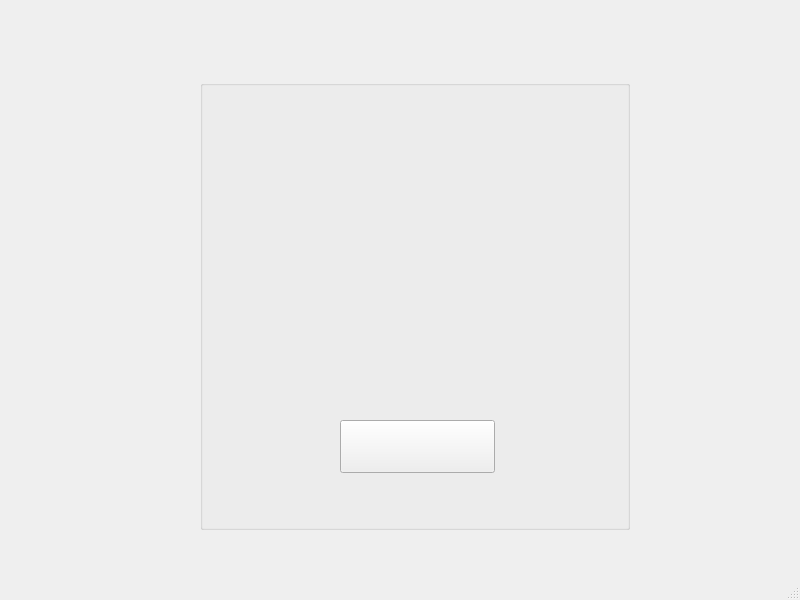
First picture: the form in telegram server/telegram/page1_start.ui, repository dzhevad/telegram_project, before the edit.
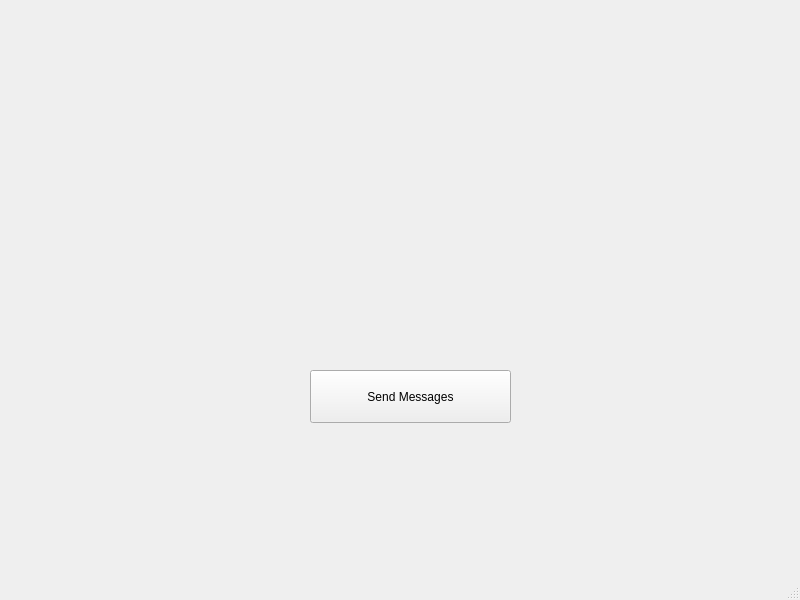
Second picture: the form after the edit. Icons and pictures are not drawn.

Patch:
```diff
--- a/telegram server/telegram/page1_start.ui
+++ b/telegram server/telegram/page1_start.ui
@@ -23,86 +23,21 @@
    <string notr="true">background-image: url(:/images/page1_back.jpg);</string>
   </property>
   <widget class="QWidget" name="centralwidget">
-   <widget class="QGroupBox" name="groupBox">
+   <widget class="QPushButton" name="next_pushButton">
     <property name="geometry">
      <rect>
-      <x>200</x>
-      <y>80</y>
-      <width>430</width>
-      <height>450</height>
+      <x>310</x>
+      <y>370</y>
+      <width>201</width>
+      <height>53</height>
      </rect>
     </property>
     <property name="cursor">
      <cursorShape>PointingHandCursor</cursorShape>
     </property>
-    <property name="title">
-     <string/>
+    <property name="text">
+     <string>Send Messages</string>
     </property>
-    <widget class="QPushButton" name="next_pushButton">
-     <property name="geometry">
-      <rect>
-       <x>140</x>
-       <y>340</y>
-       <width>155</width>
-       <height>53</height>
-      </rect>
-     </property>
-     <property name="baseSize">
-      <size>
-       <width>0</width>
-       <height>0</height>
-      </size>
-     </property>
-     <property name="text">
-      <string/>
-     </property>
-    </widget>
-    <widget class="QLabel" name="welcome_label">
-     <property name="geometry">
-      <rect>
-       <x>40</x>
-       <y>180</y>
-       <width>345</width>
-       <height>141</height>
-      </rect>
-     </property>
-     <property name="baseSize">
-      <size>
-       <width>100</width>
-       <height>70</height>
-      </size>
-     </property>
-     <property name="font">
-      <font>
-       <pointsize>20</pointsize>
-      </font>
-     </property>
-     <property name="text">
-      <string/>
-     </property>
-    </widget>
-    <widget class="QLabel" name="logo_label">
-     <property name="geometry">
-      <rect>
-       <x>60</x>
-       <y>30</y>
-       <width>300</width>
-       <height>132</height>
-      </rect>
-     </property>
-     <property name="baseSize">
-      <size>
-       <width>300</width>
-       <height>132</height>
-      </size>
-     </property>
-     <property name="styleSheet">
-      <string notr="true">background-image: url(:/images/1.test.png);</string>
-     </property>
-     <property name="text">
-      <string/>
-     </property>
-    </widget>
    </widget>
   </widget>
   <widget class="QMenuBar" name="menubar">
```
Left out of the diff: 7 changed lines with no effect on the pictures.
